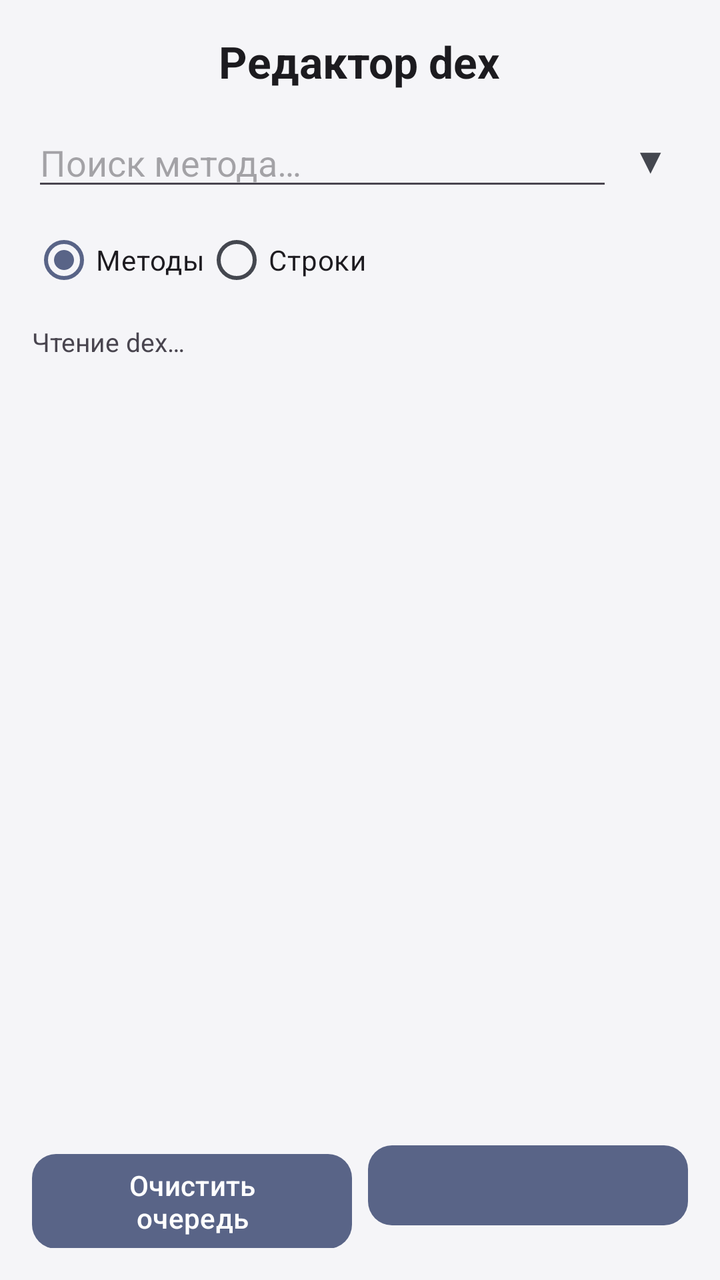
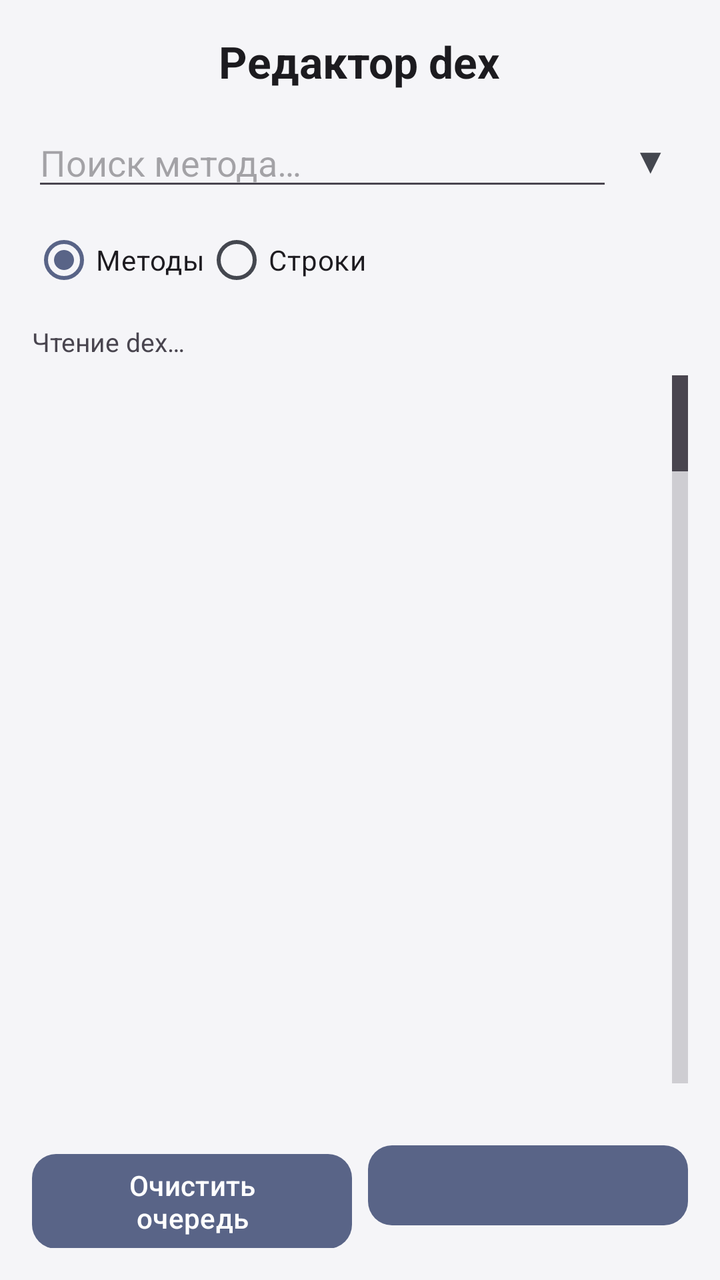

Two renders of the same Android screen: before a commit and after it. Below are the layout's source before the change and the commit's diff.
<!-- AndroidManifest.xml: activity theme Theme.LazyModification -->
<!-- res/layout/activity_dex_editor.xml -->
<?xml version="1.0" encoding="utf-8"?>
<LinearLayout xmlns:android="http://schemas.android.com/apk/res/android"
    android:layout_width="match_parent"
    android:layout_height="match_parent"
    android:orientation="vertical"
    android:padding="16dp">

    <TextView
        android:id="@+id/tvDexTitle"
        android:layout_width="wrap_content"
        android:layout_height="wrap_content"
        android:layout_gravity="center_horizontal"
        android:text="@string/dex_editor_title"
        android:textColor="?attr/colorOnSurface"
        android:textSize="22sp"
        android:textStyle="bold" />

    <LinearLayout
        android:layout_width="match_parent"
        android:layout_height="wrap_content"
        android:layout_marginTop="12dp"
        android:gravity="center_vertical"
        android:orientation="horizontal">

        <EditText
            android:id="@+id/etDexSearch"
            android:layout_width="0dp"
            android:layout_height="wrap_content"
            android:layout_weight="1"
            android:hint="@string/dex_editor_search_method_hint"
            android:inputType="text"
            android:maxLines="1" />

        <TextView
            android:id="@+id/btnSearchHistory"
            android:layout_width="wrap_content"
            android:layout_height="wrap_content"
            android:background="?attr/selectableItemBackgroundBorderless"
            android:clickable="true"
            android:focusable="true"
            android:padding="10dp"
            android:text="▼"
            android:textColor="?attr/colorOnSurfaceVariant"
            android:textSize="18sp" />
    </LinearLayout>

    <RadioGroup
        android:id="@+id/rgSearchMode"
        android:layout_width="match_parent"
        android:layout_height="wrap_content"
        android:layout_marginTop="4dp"
        android:orientation="horizontal">

        <RadioButton
            android:id="@+id/rbModeMethod"
            android:layout_width="wrap_content"
            android:layout_height="wrap_content"
            android:checked="true"
            android:text="@string/dex_editor_mode_method" />

        <RadioButton
            android:id="@+id/rbModeString"
            android:layout_width="wrap_content"
            android:layout_height="wrap_content"
            android:text="@string/dex_editor_mode_string" />
    </RadioGroup>

    <TextView
        android:id="@+id/tvDexStatus"
        android:layout_width="match_parent"
        android:layout_height="wrap_content"
        android:layout_marginTop="8dp"
        android:text="@string/dex_editor_loading"
        android:textSize="13sp" />

    <ListView
        android:id="@+id/lvDexClasses"
        android:layout_width="match_parent"
        android:layout_height="0dp"
        android:layout_marginTop="8dp"
        android:layout_weight="1" />

    <TextView
        android:id="@+id/tvDexQueue"
        android:layout_width="match_parent"
        android:layout_height="wrap_content"
        android:layout_marginTop="8dp"
        android:textSize="14sp" />

    <LinearLayout
        android:layout_width="match_parent"
        android:layout_height="wrap_content"
        android:orientation="horizontal">

        <com.google.android.material.button.MaterialButton
            android:id="@+id/btnDexClear"
            android:layout_width="0dp"
            android:layout_height="wrap_content"
            android:layout_marginEnd="8dp"
            android:layout_weight="1"
            android:text="@string/dex_editor_clear" />

        <com.google.android.material.button.MaterialButton
            android:id="@+id/btnDexApply"
            android:layout_width="0dp"
            android:layout_height="wrap_content"
            android:layout_weight="1"
            android:enabled="false" />

    </LinearLayout>

</LinearLayout>
<!-- resources referenced by this layout -->
<resources>
  <string name="dex_editor_clear">Очистить очередь</string>
  <string name="dex_editor_loading">Чтение dex…</string>
  <string name="dex_editor_mode_method">Методы</string>
  <string name="dex_editor_mode_string">Строки</string>
  <string name="dex_editor_search_method_hint">Поиск метода…</string>
  <string name="dex_editor_title">Редактор dex</string>
  <style name="Theme.LazyModification" parent="Base.Theme.LazyModification" />
  <style name="Base.Theme.LazyModification" parent="Theme.Material3.Light.NoActionBar">
          
          <item name="colorPrimary">#596487</item>
          <item name="colorOnPrimary">#FFFFFF</item>
          <item name="colorPrimaryContainer">#DCE1F0</item>
          <item name="colorOnPrimaryContainer">#152040</item>
          <item name="colorPrimaryInverse">#B9C3E4</item>
  
          
          <item name="colorSecondary">#596487</item>
          <item name="colorOnSecondary">#FFFFFF</item>
          <item name="colorSecondaryContainer">#DCE1F0</item>
          <item name="colorOnSecondaryContainer">#152040</item>
  
          
          <item name="colorTertiary">#6E5A87</item>
          <item name="colorOnTertiary">#FFFFFF</item>
          <item name="colorTertiaryContainer">#F0DCE1</item>
          <item name="colorOnTertiaryContainer">#401520</item>
  
          
          <item name="colorError">#BA1A1A</item>
          <item name="colorOnError">#FFFFFF</item>
          <item name="colorErrorContainer">#FFDAD6</item>
          <item name="colorOnErrorContainer">#410002</item>
  
          
          <item name="android:colorBackground">#F5F5F8</item>
          <item name="colorSurface">#F5F5F8</item>
          <item name="colorOnSurface">#1C1B1F</item>
          <item name="colorSurfaceVariant">#E1E2EC</item>
          <item name="colorOnSurfaceVariant">#44474F</item>
          <item name="colorSurfaceInverse">#313033</item>
          <item name="colorOnSurfaceInverse">#F4EFF4</item>
  
          
          <item name="colorOutline">#74777F</item>
          <item name="colorOutlineVariant">#C4C6D0</item>
  
          
          <item name="android:statusBarColor">@android:color/transparent</item>
          <item name="android:navigationBarColor">@android:color/transparent</item>
          <item name="android:windowLightStatusBar">true</item>
  
          
          <item name="materialButtonStyle">@style/Widget.LazyModification.Button</item>
          <item name="materialButtonOutlinedStyle">@style/Widget.LazyModification.Button.Outlined</item>
      </style>
  <style name="Widget.LazyModification.Button" parent="Widget.Material3.Button">
          <item name="backgroundTint">#596487</item>
          <item name="android:textColor">#FFFFFF</item>
          <item name="iconTint">#FFFFFF</item>
          <item name="rippleColor">#33FFFFFF</item>
          <item name="cornerRadius">12dp</item>
      </style>
  <style name="Widget.LazyModification.Button.Outlined" parent="Widget.Material3.Button.OutlinedButton">
          <item name="strokeColor">#596487</item>
          <item name="android:textColor">#596487</item>
          <item name="iconTint">#596487</item>
          <item name="rippleColor">#1F596487</item>
          <item name="cornerRadius">12dp</item>
      </style>
</resources>

<!-- the commit's change to res/layout/activity_dex_editor.xml (unified diff, before → after) -->
@@ -78,7 +78,10 @@
         android:layout_width="match_parent"
         android:layout_height="0dp"
         android:layout_marginTop="8dp"
-        android:layout_weight="1" />
+        android:layout_weight="1"
+        android:fastScrollEnabled="true"
+        android:fastScrollAlwaysVisible="true"
+        android:fastScrollThumbDrawable="@drawable/scroll_thumb" />
 
     <TextView
         android:id="@+id/tvDexQueue"
<!-- resource entries referenced after the edit -->
@@ -1,5 +1,16 @@
 <!-- resources referenced by this layout -->
 <resources>
+  <!-- drawable scroll_thumb (drawable) -->
+  <?xml version="1.0" encoding="utf-8"?>
+  <vector xmlns:android="http://schemas.android.com/apk/res/android"
+      android:width="32dp"
+      android:height="48dp"
+      android:viewportWidth="32"
+      android:viewportHeight="48">
+      <path
+          android:fillColor="#8C000000"
+          android:pathData="M24,6 a3,3 0 0 1 3,3 v30 a3,3 0 0 1 -6,0 v-30 a3,3 0 0 1 3,-3 z" />
+  </vector>
   <string name="dex_editor_clear">Очистить очередь</string>
   <string name="dex_editor_loading">Чтение dex…</string>
   <string name="dex_editor_mode_method">Методы</string>
